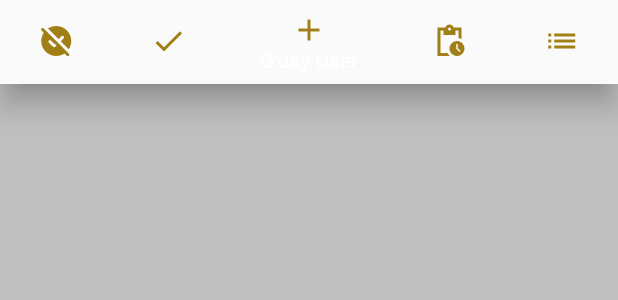
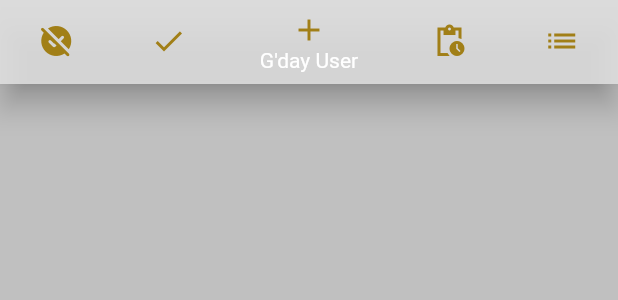
Before and after one commit to Edi013/RemindMe, a Flutter app: the BottomBar widget shown alone on an empty page, opened directly, on a phone screen of 412 x 824 dp. Shown: the top 300 px of the screen. Run offline on Flutter 3.47's test engine with Material 3 defaults, Android fonts, the phone set to English and light mode, and no system bars; our stand-ins replace auto_route, dio, get_it, shared_preferences, sidebarx; missing offline and left inert: jwt_decode_full; accounts and stored records are empty; network calls fail.

Commit message:
bottom bar color update

```diff
--- a/remind_me_fe/lib/core/bar/presentation/layout_by_orientation.dart
+++ b/remind_me_fe/lib/core/bar/presentation/layout_by_orientation.dart
@@ -219,6 +219,8 @@ class BottomBar extends StatelessWidget {
             color: theme.colorScheme.secondary,
           ),
           label: 'G\'day ${sl<CurrentUser>().nickname ?? "User"}',
+          //backgroundColor modifies the entire  bar
+          backgroundColor: theme.colorScheme.primary.withOpacity(0.85),
         ),
         BottomNavigationBarItem(
           icon: Icon(
--- a/remind_me_fe/lib/core/theme/theme_config.dart
+++ b/remind_me_fe/lib/core/theme/theme_config.dart
@@ -31,7 +31,6 @@ final ThemeData lightTheme = ThemeData(
       headerBackgroundColor: darkBG.withOpacity(0.5)),
   tabBarTheme: const TabBarTheme(
     labelColor: Colors.black,
-    //unselectedLabelColor: Colors.grey,
     indicator: UnderlineTabIndicator(
       borderSide: BorderSide(
         color: darkAccent,
@@ -47,7 +46,7 @@ final ThemeData lightTheme = ThemeData(
       fontSize: 20,
       fontWeight: FontWeight.w800,
     ),
-    iconTheme: IconThemeData(color: Color.fromARGB(255, 219, 219, 219)),
+    iconTheme: IconThemeData(color: Color.fromARGB(255, 194, 29, 29)),
   ),
   elevatedButtonTheme: ElevatedButtonThemeData(
     style: ButtonStyle(
```
